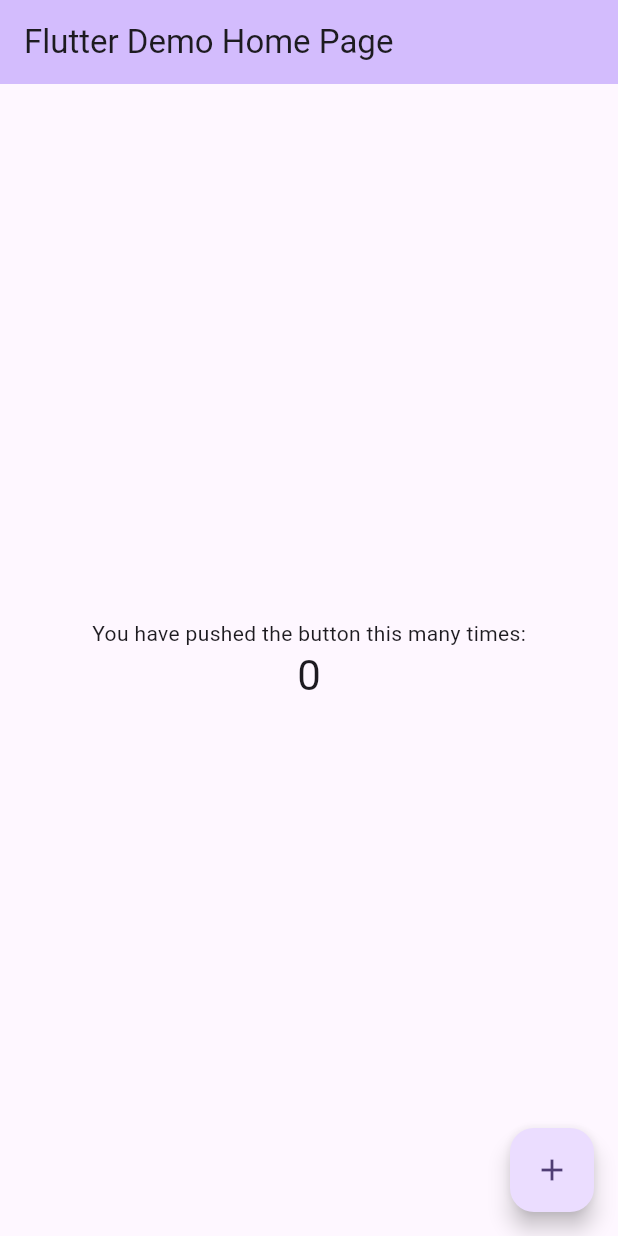
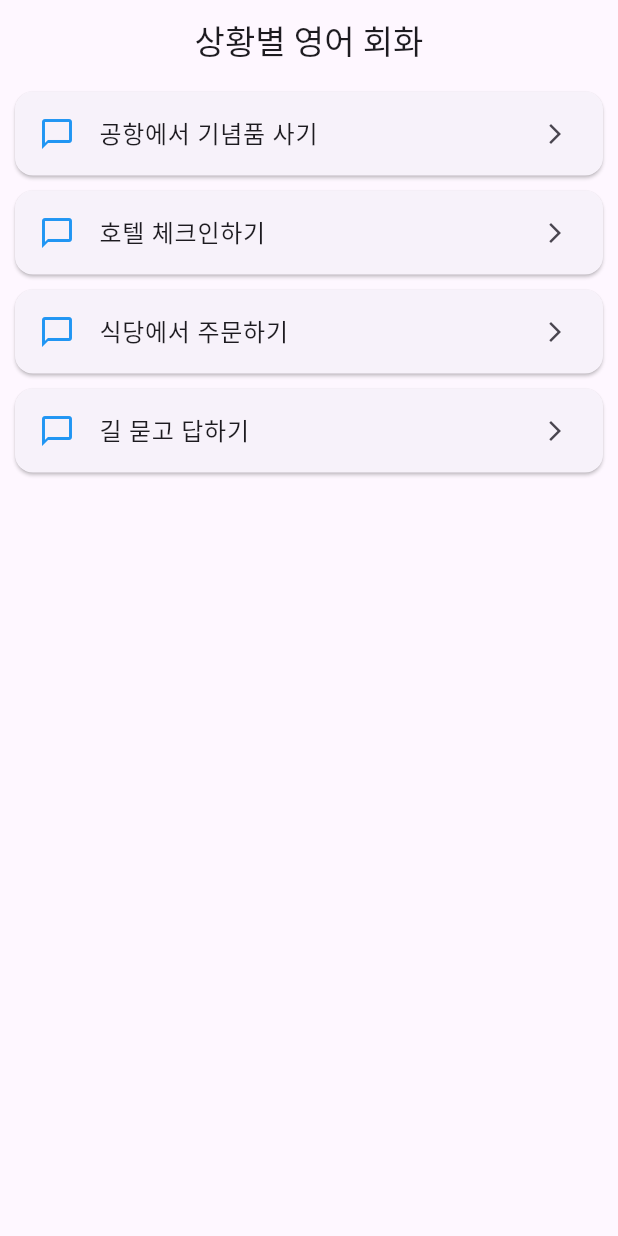
Before and after one commit to aiedu049-eng/my_english_app_HOME, a Flutter app: the screen it shows after launch, on a phone screen of 412 x 824 dp. Run offline on Flutter 3.47's test engine with Material 3 defaults, Android fonts, the phone set to English and light mode, and no system bars.

Commit message:
first commit

```diff
--- /dev/null
+++ b/lib/data.dart
@@ -0,0 +1,8 @@
+final Map<String, List<Map<String, String>>> conversationData = {
+  '공항에서 기념품 사기': [
+    {'sender': 'AI', 'en': 'Hello, are you looking for anything special?', 'ko': '안녕하세요, 특별히 찾으시는 게 있나요?'},
+    {'sender': '나', 'en': 'I am looking for some local souvenirs.', 'ko': '현지 기념품을 좀 찾고 있어요.'},
+    {'sender': 'AI', 'en': 'We have some beautiful traditional fans here.', 'ko': '여기 아주 예쁜 전통 부채들이 있습니다.'},
+  ],
+  // 다른 주제들도 같은 방식으로 추가할 수 있습니다.
+};
--- a/lib/main.dart
+++ b/lib/main.dart
@@ -1,121 +1,51 @@
 import 'package:flutter/material.dart';
+import 'chat_screen.dart'; // 곧 만들 파일입니다.
 
-void main() {
-  runApp(const MyApp());
-}
+void main() => runApp(EnglishApp());
 
-class MyApp extends StatelessWidget {
-  const MyApp({super.key});
-
-  // This widget is the root of your application.
+class EnglishApp extends StatelessWidget {
   @override
   Widget build(BuildContext context) {
     return MaterialApp(
-      title: 'Flutter Demo',
-      theme: ThemeData(
-        // This is the theme of your application.
-        //
-        // TRY THIS: Try running your application with "flutter run". You'll see
-        // the application has a purple toolbar. Then, without quitting the app,
-        // try changing the seedColor in the colorScheme below to Colors.green
-        // and then invoke "hot reload" (save your changes or press the "hot
-        // reload" button in a Flutter-supported IDE, or press "r" if you used
-        // the command line to start the app).
-        //
-        // Notice that the counter didn't reset back to zero; the application
-        // state is not lost during the reload. To reset the state, use hot
-        // restart instead.
-        //
-        // This works for code too, not just values: Most code changes can be
-        // tested with just a hot reload.
-        colorScheme: .fromSeed(seedColor: Colors.deepPurple),
-      ),
-      home: const MyHomePage(title: 'Flutter Demo Home Page'),
+      debugShowCheckedModeBanner: false,
+      theme: ThemeData(primarySwatch: Colors.blue),
+      home: HomeScreen(),
     );
   }
 }
 
-class MyHomePage extends StatefulWidget {
-  const MyHomePage({super.key, required this.title});
-
-  // This widget is the home page of your application. It is stateful, meaning
-  // that it has a State object (defined below) that contains fields that affect
-  // how it looks.
-
-  // This class is the configuration for the state. It holds the values (in this
-  // case the title) provided by the parent (in this case the App widget) and
-  // used by the build method of the State. Fields in a Widget subclass are
-  // always marked "final".
-
-  final String title;
-
-  @override
-  State<MyHomePage> createState() => _MyHomePageState();
-}
-
-class _MyHomePageState extends State<MyHomePage> {
-  int _counter = 0;
-
-  void _incrementCounter() {
-    setState(() {
-      // This call to setState tells the Flutter framework that something has
-      // changed in this State, which causes it to rerun the build method below
-      // so that the display can reflect the updated values. If we changed
-      // _counter without calling setState(), then the build method would not be
-      // called again, and so nothing would appear to happen.
-      _counter++;
-    });
-  }
+class HomeScreen extends StatelessWidget {
+  final List<Map<String, String>> topics = [
+    {'title': '공항에서 기념품 사기', 'icon': 'airplanemode_active'},
+    {'title': '호텔 체크인하기', 'icon': 'hotel'},
+    {'title': '식당에서 주문하기', 'icon': 'restaurant'},
+    {'title': '길 묻고 답하기', 'icon': 'map'},
+  ];
 
   @override
   Widget build(BuildContext context) {
-    // This method is rerun every time setState is called, for instance as done
-    // by the _incrementCounter method above.
-    //
-    // The Flutter framework has been optimized to make rerunning build methods
-    // fast, so that you can just rebuild anything that needs updating rather
-    // than having to individually change instances of widgets.
     return Scaffold(
-      appBar: AppBar(
-        // TRY THIS: Try changing the color here to a specific color (to
-        // Colors.amber, perhaps?) and trigger a hot reload to see the AppBar
-        // change color while the other colors stay the same.
-        backgroundColor: Theme.of(context).colorScheme.inversePrimary,
-        // Here we take the value from the MyHomePage object that was created by
-        // the App.build method, and use it to set our appbar title.
-        title: Text(widget.title),
-      ),
-      body: Center(
-        // Center is a layout widget. It takes a single child and positions it
-        // in the middle of the parent.
-        child: Column(
-          // Column is also a layout widget. It takes a list of children and
-          // arranges them vertically. By default, it sizes itself to fit its
-          // children horizontally, and tries to be as tall as its parent.
-          //
-          // Column has various properties to control how it sizes itself and
-          // how it positions its children. Here we use mainAxisAlignment to
-          // center the children vertically; the main axis here is the vertical
-          // axis because Columns are vertical (the cross axis would be
-          // horizontal).
-          //
-          // TRY THIS: Invoke "debug painting" (choose the "Toggle Debug Paint"
-          // action in the IDE, or press "p" in the console), to see the
-          // wireframe for each widget.
-          mainAxisAlignment: .center,
-          children: [
-            const Text('You have pushed the button this many times:'),
-            Text(
-              '$_counter',
-              style: Theme.of(context).textTheme.headlineMedium,
+      appBar: AppBar(title: Text('상황별 영어 회화'), centerTitle: true),
+      body: ListView.builder(
+        itemCount: topics.length,
+        itemBuilder: (context, index) {
+          return Card(
+            margin: EdgeInsets.symmetric(horizontal: 10, vertical: 5),
+            child: ListTile(
+              leading: Icon(Icons.chat_bubble_outline, color: Colors.blue),
+              title: Text(topics[index]['title']!),
+              trailing: Icon(Icons.arrow_forward_ios, size: 16),
+              onTap: () {
+                Navigator.push(
+                  context,
+                  MaterialPageRoute(
+                    builder: (context) => ChatScreen(title: topics[index]['title']!),
+                  ),
+                );
+              },
             ),
-          ],
-        ),
-      ),
-      floatingActionButton: FloatingActionButton(
-        onPressed: _incrementCounter,
-        tooltip: 'Increment',
-        child: const Icon(Icons.add),
+          );
+        },
       ),
     );
   }
```
Also changed, not shown: lib/chat_screen.dart (added, +88 -0 lines).
